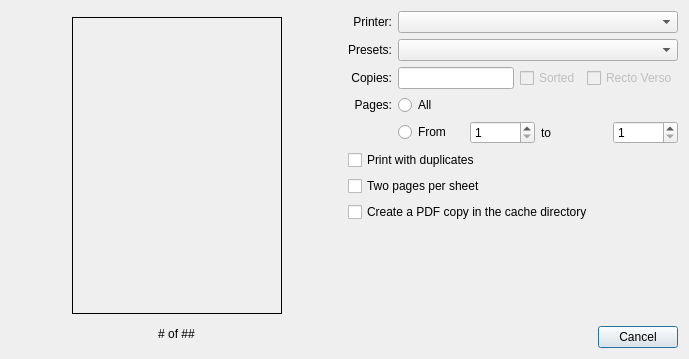
The window that plugins/printerplugin/printdialog.ui (FreeHealth/freehealth) describes before a commit, drawn with Qt 5.
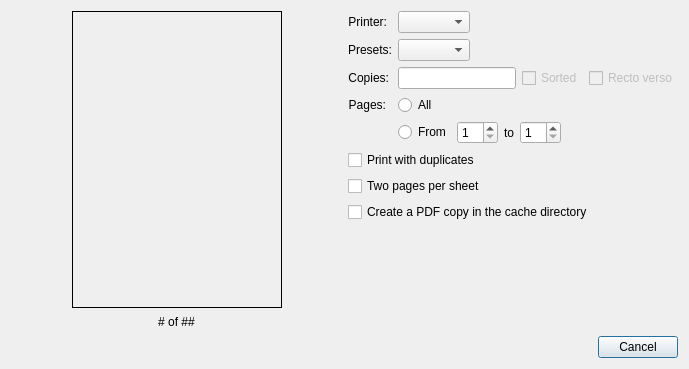
The same window after the commit.

Commit message: printer dialog UI improvement typos, translation

```diff
--- a/plugins/printerplugin/printdialog.ui
+++ b/plugins/printerplugin/printdialog.ui
@@ -22,8 +22,10 @@
   <property name="windowTitle">
    <string>Print</string>
   </property>
-  <layout class="QGridLayout" name="gridLayout_2">
-   <item row="0" column="0" rowspan="3">
+  <layout class="QVBoxLayout" name="verticalLayout_2">
+   <item>
+    <layout class="QHBoxLayout" name="horizontalLayout_5">
+     <item>
     <layout class="QVBoxLayout" name="verticalLayout">
      <item>
       <layout class="QHBoxLayout" name="horizontalLayout_2">
@@ -220,8 +222,11 @@
      </item>
     </layout>
    </item>
-   <item row="0" column="1">
-    <layout class="QGridLayout" name="gridLayout">
+     <item>
+      <layout class="QFormLayout" name="formLayout">
+       <property name="fieldGrowthPolicy">
+        <enum>QFormLayout::ExpandingFieldsGrow</enum>
+       </property>
      <item row="0" column="0">
       <widget class="QLabel" name="label_3">
        <property name="text">
@@ -232,7 +237,7 @@
        </property>
       </widget>
      </item>
-     <item row="0" column="1" colspan="3">
+       <item row="0" column="1">
       <widget class="QComboBox" name="printerCombo">
        <property name="sizePolicy">
         <sizepolicy hsizetype="Minimum" vsizetype="Fixed">
@@ -252,7 +257,7 @@
        </property>
       </widget>
      </item>
-     <item row="1" column="1" colspan="3">
+       <item row="1" column="1">
       <widget class="QComboBox" name="presetsCombo">
        <property name="sizePolicy">
         <sizepolicy hsizetype="Minimum" vsizetype="Fixed">
@@ -273,9 +278,11 @@
       </widget>
      </item>
      <item row="2" column="1">
+        <layout class="QHBoxLayout" name="horizontalLayout_4">
+         <item>
       <widget class="QLineEdit" name="copies"/>
      </item>
-     <item row="2" column="2">
+         <item>
       <widget class="QCheckBox" name="sorted">
        <property name="enabled">
         <bool>false</bool>
@@ -285,15 +292,17 @@
        </property>
       </widget>
      </item>
-     <item row="2" column="3">
+         <item>
       <widget class="QCheckBox" name="rectoverso">
        <property name="enabled">
         <bool>false</bool>
        </property>
        <property name="text">
-        <string>Recto Verso</string>
-       </property>
-      </widget>
+            <string>Recto verso</string>
+           </property>
+          </widget>
+         </item>
+        </layout>
      </item>
      <item row="3" column="0">
       <widget class="QLabel" name="label_5">
@@ -305,53 +314,8 @@
        </property>
       </widget>
      </item>
-     <item row="3" column="1">
-      <widget class="QRadioButton" name="allPages">
-       <property name="text">
-        <string>All</string>
-       </property>
-      </widget>
-     </item>
-     <item row="4" column="1" colspan="3">
-      <layout class="QHBoxLayout" name="horizontalLayout_3">
-       <item>
-        <widget class="QRadioButton" name="pagesRange">
-         <property name="text">
-          <string>From</string>
-         </property>
-        </widget>
-       </item>
-       <item>
-        <widget class="QSpinBox" name="pageFrom">
-         <property name="minimum">
-          <number>1</number>
-         </property>
-        </widget>
-       </item>
-       <item>
-        <widget class="QLabel" name="label_6">
-         <property name="sizePolicy">
-          <sizepolicy hsizetype="Minimum" vsizetype="Preferred">
-           <horstretch>0</horstretch>
-           <verstretch>0</verstretch>
-          </sizepolicy>
-         </property>
-         <property name="text">
-          <string>to</string>
-         </property>
-        </widget>
-       </item>
-       <item>
-        <widget class="QSpinBox" name="pageTo">
-         <property name="minimum">
-          <number>1</number>
-         </property>
-        </widget>
-       </item>
-      </layout>
-     </item>
-     <item row="5" column="0" colspan="4">
-      <widget class="QCheckBox" name="duplicatas">
+       <item row="5" column="0" colspan="2">
+        <widget class="QCheckBox" name="duplicates">
        <property name="text">
         <string>Print with duplicates</string>
        </property>
@@ -371,9 +335,7 @@
        </property>
       </widget>
      </item>
-    </layout>
-   </item>
-   <item row="1" column="1">
+       <item row="8" column="0" colspan="2">
     <spacer name="verticalSpacer">
      <property name="orientation">
       <enum>Qt::Vertical</enum>
@@ -386,7 +348,56 @@
      </property>
     </spacer>
    </item>
-   <item row="2" column="1">
+       <item row="4" column="1">
+        <layout class="QHBoxLayout" name="horizontalLayout_3">
+         <item>
+          <widget class="QRadioButton" name="pagesRange">
+           <property name="text">
+            <string>From</string>
+           </property>
+          </widget>
+         </item>
+         <item>
+          <widget class="QSpinBox" name="pageFrom">
+           <property name="minimum">
+            <number>1</number>
+           </property>
+          </widget>
+         </item>
+         <item>
+          <widget class="QLabel" name="label_6">
+           <property name="sizePolicy">
+            <sizepolicy hsizetype="Minimum" vsizetype="Preferred">
+             <horstretch>0</horstretch>
+             <verstretch>0</verstretch>
+            </sizepolicy>
+           </property>
+           <property name="text">
+            <string>to</string>
+           </property>
+          </widget>
+         </item>
+         <item>
+          <widget class="QSpinBox" name="pageTo">
+           <property name="minimum">
+            <number>1</number>
+           </property>
+          </widget>
+         </item>
+        </layout>
+       </item>
+       <item row="3" column="1">
+        <widget class="QRadioButton" name="allPages">
+         <property name="text">
+          <string>All</string>
+         </property>
+        </widget>
+       </item>
+      </layout>
+     </item>
+    </layout>
+   </item>
+   <item>
     <widget class="QDialogButtonBox" name="buttonBox">
      <property name="orientation">
       <enum>Qt::Horizontal</enum>
```
Left out of the diff: 4 changed lines with no effect on the pictures. Lines whose indentation alone changed are shown as unchanged. The commit also changes 2 other files.
